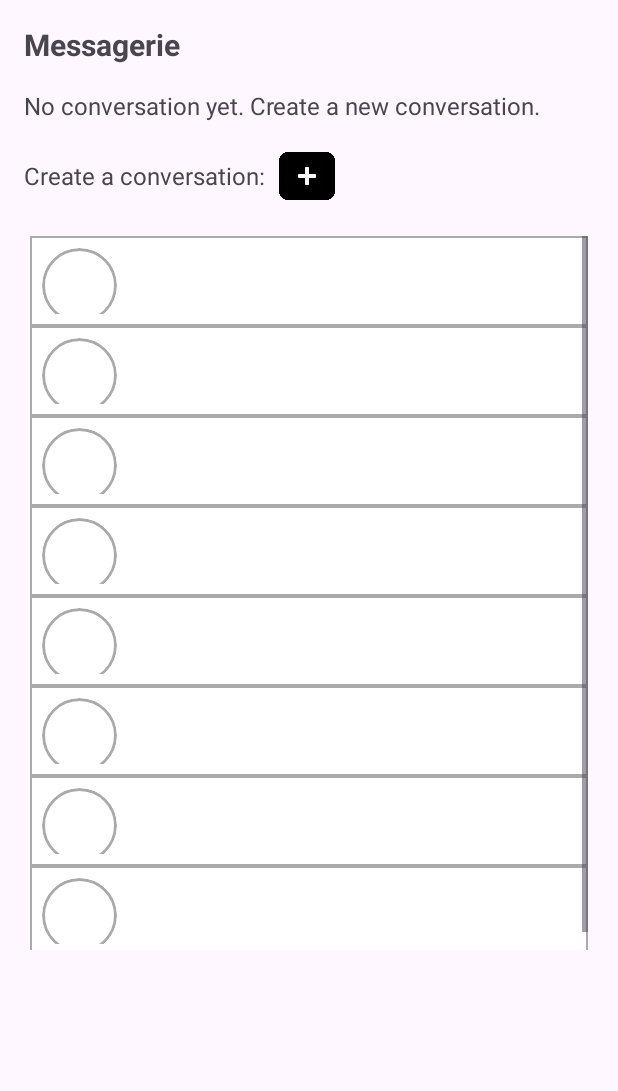
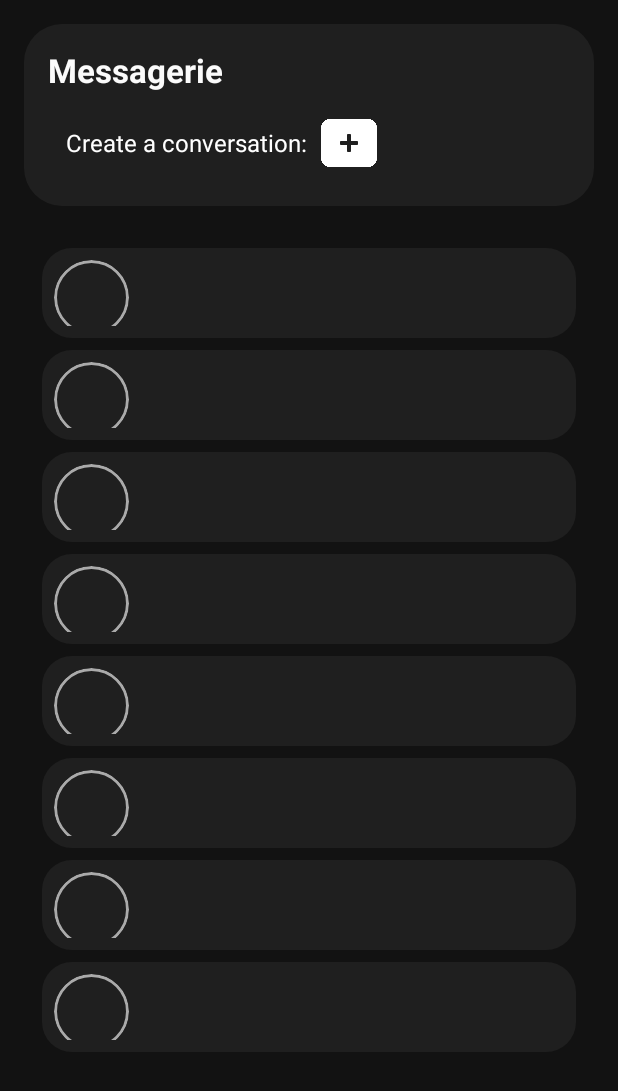
Before and after one commit to ChristianGibilaro/TCH099-project-de-session, an Android app: the MessagerieHome screen opened directly, with no data from a screen before it, on a phone screen of 412 x 824 dp. Shown: the top 1091 px of the screen. Run offline under Robolectric (Android 15) with nearby library versions, the phone set to English and light mode, and no system bars.

Commit message:
Commencer a rechanger les layouts, les rendres plus beau, En lien avec le dark theme

```diff
--- a/app/src/main/AndroidManifest.xml
+++ b/app/src/main/AndroidManifest.xml
@@ -34,6 +34,9 @@
             android:name=".Forgot"
             android:exported="false" />
         <activity
+            android:name=".MarginItemDecoration"
+            android:exported="false" />
+        <activity
             android:name=".MessagerieHome"
             android:exported="true" />
         <activity
--- /dev/null
+++ b/app/src/main/java/com/example/lab1/MarginItemDecoration.java
@@ -0,0 +1,29 @@
+package com.example.lab1;
+
+import android.graphics.Rect;
+import android.view.View;
+
+import androidx.recyclerview.widget.RecyclerView;
+
+public class MarginItemDecoration extends RecyclerView.ItemDecoration {
+
+    private final int margin;
+
+    public MarginItemDecoration(int margin) {
+        this.margin = margin;
+    }
+
+    @Override
+    public void getItemOffsets(Rect outRect, View view, RecyclerView parent, RecyclerView.State state) {
+        // Applique la marge à gauche, droite et en bas
+        outRect.left = margin;
+        outRect.right = margin;
+        outRect.bottom = margin;
+        // Optionnel : ajoute une marge en haut pour le premier élément
+        if (parent.getChildAdapterPosition(view) == 0) {
+            outRect.top = margin;
+        } else {
+            outRect.top = 0;
+        }
+    }
+}
--- a/app/src/main/java/com/example/lab1/MessagerieHome.java
+++ b/app/src/main/java/com/example/lab1/MessagerieHome.java
@@ -49,6 +49,9 @@ public class MessagerieHome extends AppCompatActivity {
                 startActivityForResult(intent, REQUEST_CREATE_CONVO);
             }
         });
+        int marginInPixels = getResources().getDimensionPixelSize(R.dimen.item_margin);
+        convoList.addItemDecoration(new MarginItemDecoration(marginInPixels));
+
     }
 
     @Override
--- /dev/null
+++ b/app/src/main/res/drawable/rounded_header.xml
@@ -0,0 +1,7 @@
+<?xml version="1.0" encoding="utf-8"?>
+<shape
+    xmlns:android="http://schemas.android.com/apk/res/android"
+    android:shape="rectangle">
+    <solid android:color="#1F1F1F" />
+    <corners android:radius="25dp" />
+</shape>
--- /dev/null
+++ b/app/src/main/res/drawable/rounded_item_convo_bg.xml
@@ -0,0 +1,7 @@
+<?xml version="1.0" encoding="utf-8"?>
+<shape
+    xmlns:android="http://schemas.android.com/apk/res/android"
+    android:shape="rectangle">
+    <solid android:color="#1F1F1F" />
+    <corners android:radius="20dp" />
+</shape>
--- a/app/src/main/res/layout/activity_messagerie_home.xml
+++ b/app/src/main/res/layout/activity_messagerie_home.xml
@@ -1,70 +1,73 @@
 <?xml version="1.0" encoding="utf-8"?>
 <RelativeLayout
     xmlns:android="http://schemas.android.com/apk/res/android"
+    xmlns:app="http://schemas.android.com/apk/res-auto"
+    android:id="@+id/layoutRoot"
     android:layout_width="match_parent"
     android:layout_height="match_parent"
+    android:background="#121212"
     android:padding="16dp">
 
-    <!-- Header Section -->
+    <!-- Section d'en-tête avec coins arrondis -->
     <LinearLayout
         android:id="@+id/headerSection"
         android:layout_width="match_parent"
         android:layout_height="wrap_content"
-        android:orientation="vertical">
+        android:orientation="vertical"
+        android:background="@drawable/rounded_header"
+        android:padding="16dp"
+        android:layout_alignParentTop="true">
 
-        <!-- Title -->
         <TextView
             android:id="@+id/tvConvoTitle"
             android:layout_width="wrap_content"
             android:layout_height="wrap_content"
+            android:layout_marginBottom="8dp"
             android:text="Messagerie"
-            android:textSize="20sp"
-            android:textStyle="bold"
-            android:layout_marginBottom="16dp"/>
+            android:textColor="#FBFBFB"
+            android:textSize="22sp"
+            android:textStyle="bold" />
 
-        <!-- Message when no conversation exists -->
-        <TextView
-            android:id="@+id/tvNoConvo"
-            android:layout_width="wrap_content"
-            android:layout_height="wrap_content"
-            android:text="No conversation yet. Create a new conversation."
-            android:textSize="16sp"
-            android:layout_marginBottom="16dp"/>
-
-        <!-- Create Conversation Section -->
         <LinearLayout
             android:id="@+id/addConvoContainer"
             android:layout_width="wrap_content"
             android:layout_height="wrap_content"
             android:orientation="horizontal"
-            android:gravity="center_vertical">
+            android:gravity="center_vertical"
+            android:background="#1F1F1F"
+            android:paddingVertical="6dp"
+            android:paddingHorizontal="12dp">
+
             <TextView
                 android:id="@+id/tvCreateConvo"
                 android:layout_width="wrap_content"
                 android:layout_height="wrap_content"
                 android:text="Create a conversation:"
                 android:textSize="16sp"
+                android:textColor="#FFFFFF"
                 android:layout_marginEnd="8dp" />
+
             <ImageButton
                 android:id="@+id/btnCreateConvo"
                 android:layout_width="40dp"
                 android:layout_height="40dp"
+                android:adjustViewBounds="true"
                 android:background="?android:selectableItemBackgroundBorderless"
                 android:contentDescription="Create Conversation"
+                android:scaleType="fitCenter"
                 android:src="@drawable/add"
-                android:scaleType="fitCenter"
-                android:adjustViewBounds="true" />
-
+                app:tint="#FFFFFF" />
         </LinearLayout>
     </LinearLayout>
 
-    <!-- Conversation Grid Section (Fixed height: 8 cells × 60dp = 480dp) -->
+    <!-- Section de liste des conversations -->
     <FrameLayout
         android:id="@+id/convoContainer"
         android:layout_width="match_parent"
-        android:layout_height="480dp"
+        android:layout_height="match_parent"
         android:layout_below="@id/headerSection"
-        android:layout_marginTop="16dp">
+        android:layout_marginTop="16dp"
+        android:background="#121212">
 
         <androidx.recyclerview.widget.RecyclerView
             android:id="@+id/convoList"
--- a/app/src/main/res/layout/item_convo.xml
+++ b/app/src/main/res/layout/item_convo.xml
@@ -1,10 +1,9 @@
 <?xml version="1.0" encoding="utf-8"?>
-<!-- Using a FrameLayout with a stroke background for grid lines -->
 <FrameLayout
     xmlns:android="http://schemas.android.com/apk/res/android"
     android:layout_width="match_parent"
     android:layout_height="60dp"
-    android:background="@drawable/grid_item_bg"
+    android:background="@drawable/rounded_item_convo_bg"
     android:padding="8dp">
 
     <ImageView
@@ -18,10 +17,11 @@
 
     <TextView
         android:id="@+id/tvConvoName"
-        android:layout_width="wrap_content"
+        android:layout_width="311dp"
         android:layout_height="match_parent"
         android:layout_marginStart="70dp"
         android:gravity="center_vertical"
         android:text=""
+        android:textColor="#FBFBFB"
         android:textSize="16sp" />
 </FrameLayout>
--- /dev/null
+++ b/app/src/main/res/values/dimens.xml
@@ -0,0 +1,4 @@
+<?xml version="1.0" encoding="utf-8"?>
+<resources>
+    <dimen name="item_margin">8dp</dimen>
+</resources>
```
